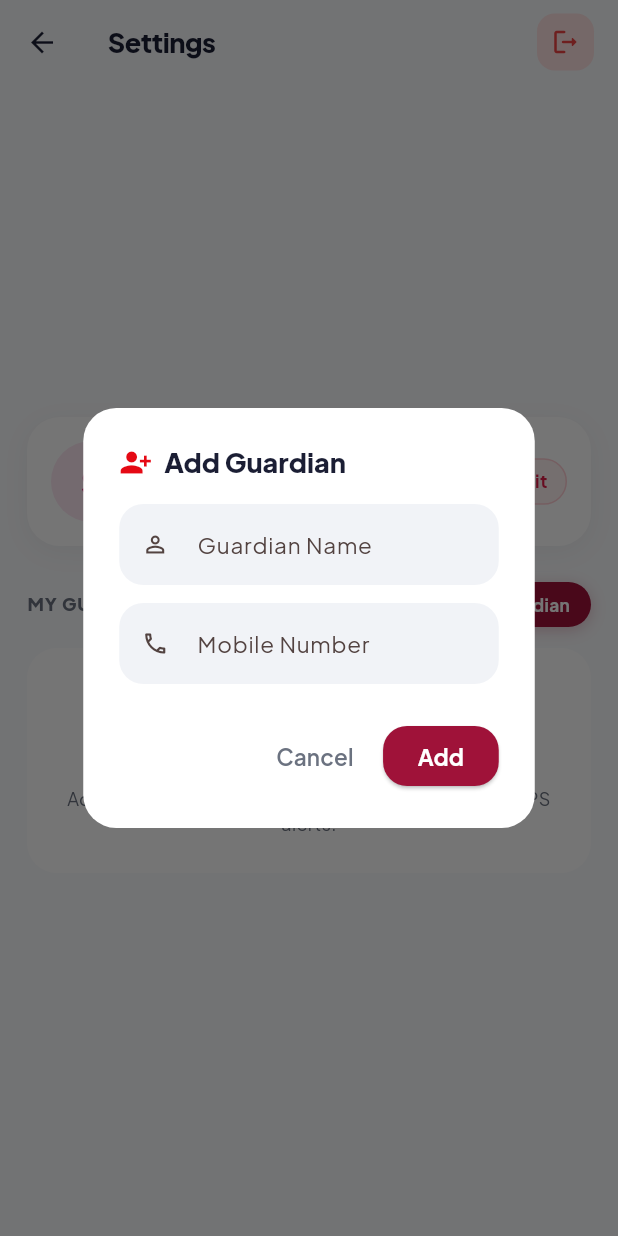
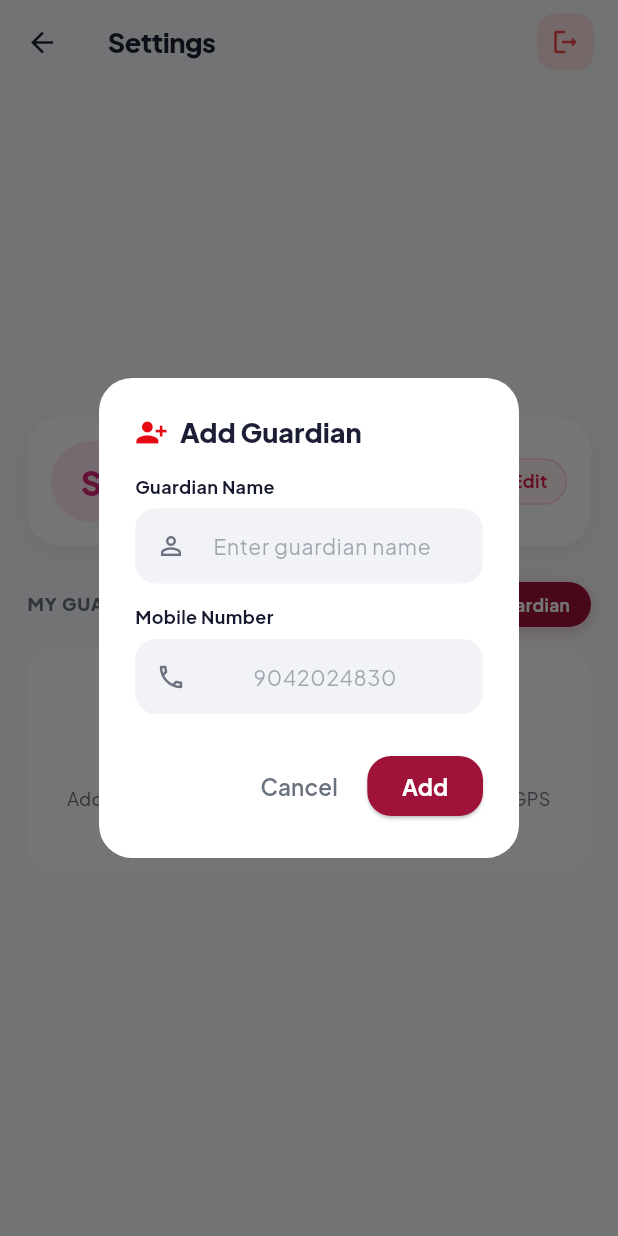
Before and after one commit to macvelsoftwaresolution/DEVI_APP, a Flutter app: the SettingsScreen screen opened by its route, after a tap on "+ Add Guardian", on a phone screen of 412 x 824 dp. Run offline on Flutter 3.47's test engine with Material 3 defaults, Android fonts, the phone set to English and light mode, and no system bars; our stand-ins replace audioplayers, google_fonts, image_picker; missing offline and left inert: dart:html; network calls fail.

Commit message:
add changes

```diff
--- a/frontend/lib/screens/settings_screen.dart
+++ b/frontend/lib/screens/settings_screen.dart
@@ -61,20 +61,35 @@ class _SettingsScreenState extends State<SettingsScreen> {
           key: formKey,
           child: Column(
             mainAxisSize: MainAxisSize.min,
+            crossAxisAlignment: CrossAxisAlignment.start,
             children: [
+              const Text(
+                'Guardian Name',
+                style: TextStyle(
+                  fontSize: 12,
+                  fontWeight: FontWeight.w700,
+                  color: AppColors.textDark,
+                ),
+              ),
+              const SizedBox(height: 6),
               TextFormField(
                 controller: nameController,
                 textCapitalization: TextCapitalization.words,
                 decoration: InputDecoration(
-                  labelText: 'Guardian Name',
                   hintText: 'Enter guardian name',
+                  hintStyle: TextStyle(
+                    color: AppColors.textMuted.withValues(alpha: 0.6),
+                    fontSize: 14,
+                  ),
+                  floatingLabelBehavior: FloatingLabelBehavior.never,
                   filled: true,
                   fillColor: AppColors.inputFill,
+                  contentPadding: const EdgeInsets.symmetric(horizontal: 14, vertical: 14),
                   border: OutlineInputBorder(
-                    borderRadius: BorderRadius.circular(16),
+                    borderRadius: BorderRadius.circular(14),
                     borderSide: BorderSide.none,
                   ),
-                  prefixIcon: const Icon(Icons.person_outline, size: 18),
+                  prefixIcon: const Icon(Icons.person_outline, size: 20, color: AppColors.textMuted),
                 ),
                 validator: (val) {
                   final text = val?.trim() ?? '';
@@ -86,7 +101,16 @@ class _SettingsScreenState extends State<SettingsScreen> {
                   return null;
                 },
               ),
-              const SizedBox(height: 12),
+              const SizedBox(height: 14),
+              const Text(
+                'Mobile Number',
+                style: TextStyle(
+                  fontSize: 12,
+                  fontWeight: FontWeight.w700,
+                  color: AppColors.textDark,
+                ),
+              ),
+              const SizedBox(height: 6),
               TextFormField(
                 controller: phoneController,
                 keyboardType: TextInputType.phone,
@@ -95,16 +119,26 @@ class _SettingsScreenState extends State<SettingsScreen> {
                   LengthLimitingTextInputFormatter(10),
                 ],
                 decoration: InputDecoration(
-                  labelText: 'Mobile Number',
-                  hintText: 'Enter mobile number',
+                  hintText: '9042024830',
+                  hintStyle: TextStyle(
+                    color: AppColors.textMuted.withValues(alpha: 0.6),
+                    fontSize: 14,
+                  ),
+                  floatingLabelBehavior: FloatingLabelBehavior.never,
                   prefixText: '+91 ',
+                  prefixStyle: const TextStyle(
+                    fontWeight: FontWeight.w700,
+                    fontSize: 14,
+                    color: AppColors.textDark,
+                  ),
                   filled: true,
                   fillColor: AppColors.inputFill,
+                  contentPadding: const EdgeInsets.symmetric(horizontal: 14, vertical: 14),
                   border: OutlineInputBorder(
-                    borderRadius: BorderRadius.circular(16),
+                    borderRadius: BorderRadius.circular(14),
                     borderSide: BorderSide.none,
                   ),
-                  prefixIcon: const Icon(Icons.phone_outlined, size: 18),
+                  prefixIcon: const Icon(Icons.phone_outlined, size: 20, color: AppColors.textMuted),
                 ),
                 validator: (val) {
                   final phone = val?.trim() ?? '';
--- a/frontend/lib/services/app_state.dart
+++ b/frontend/lib/services/app_state.dart
@@ -34,8 +34,7 @@ class AppState extends ChangeNotifier {
 
   List<GuardianModel> get rawGuardians => List.unmodifiable(_guardians);
 
-  List<GuardianModel> get guardians =>
-      isGuest ? const [] : List.unmodifiable(_guardians);
+  List<GuardianModel> get guardians => List.unmodifiable(_guardians);
 
   void setProfilePhoto(String? path) {
     profilePhotoPath = path;
```
Also changed, not shown: frontend/lib/screens/guest_screen.dart (+81 -1 lines), frontend/lib/screens/sos_screen.dart (+13 -4 lines), frontend/lib/services/sms_service.dart (added, +99 -0 lines), 2 other files.
